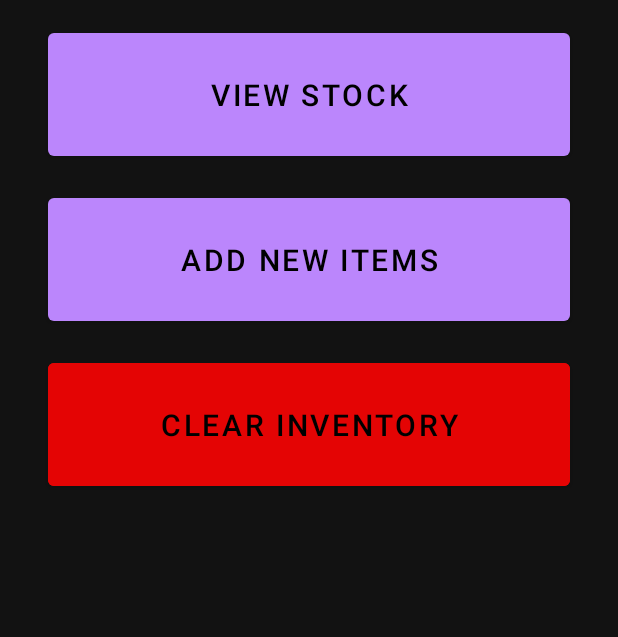
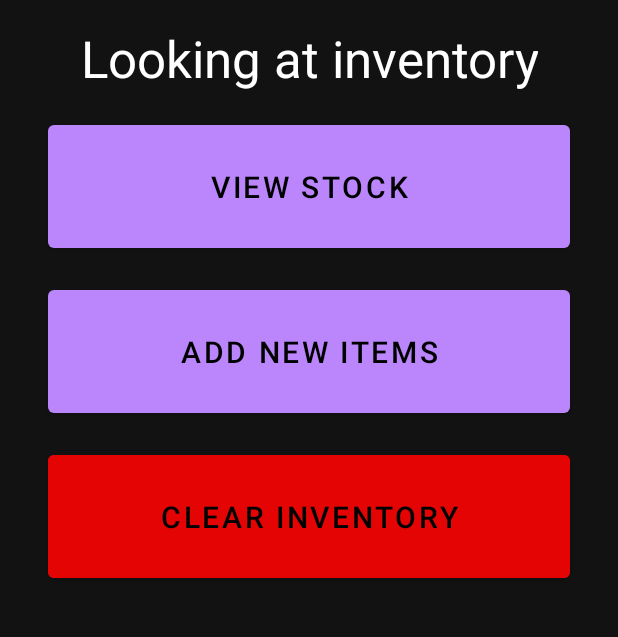
Before and after one commit to kamarabbas99/WareHouse-Inventory-app, an Android app: the layout activity_main_menu.xml on its own in the app's theme, with its tools: preview values and no code run, on a phone screen of 412 x 824 dp, the part 210-847 px from its top. Run offline under Robolectric (Android 15) with nearby library versions, the phone set to English and light mode, and no system bars.

Commit message:
updated inventory clear call and changed some ui text feilds

```diff
--- a/app/src/main/java/presentation/CreateAccountActivity.java
+++ b/app/src/main/java/presentation/CreateAccountActivity.java
@@ -3,6 +3,7 @@ package presentation;
 import androidx.appcompat.app.AppCompatActivity;
 import androidx.fragment.app.DialogFragment;
 
+import android.content.Intent;
 import android.os.Bundle;
 import android.view.View;
 import android.widget.CheckBox;
--- a/app/src/main/java/presentation/MainActivity.java
+++ b/app/src/main/java/presentation/MainActivity.java
@@ -57,7 +57,7 @@ public class MainActivity extends AppCompatActivity {
 
         //If username or password are incorrect
         else {
-           Messages.incorrectLogin(this, "Please try a correct username and password");
+           Messages.incorrectLogin(this, "Please enter a valid username and password");
         }
     }
 
--- a/app/src/main/res/layout/activity_main_menu.xml
+++ b/app/src/main/res/layout/activity_main_menu.xml
@@ -21,6 +21,21 @@
         app:layout_constraintStart_toStartOf="parent"
         app:layout_constraintTop_toTopOf="parent" />
 
+    <TextView
+        android:id="@+id/currentInventory"
+        android:layout_width="wrap_content"
+        android:layout_height="wrap_content"
+        android:layout_marginStart="16dp"
+        android:layout_marginTop="16dp"
+        android:layout_marginEnd="16dp"
+        android:text="Looking at inventory"
+        android:textAlignment="center"
+        android:textColor="?attr/colorOnBackground"
+        android:textSize="34sp"
+        app:layout_constraintEnd_toEndOf="parent"
+        app:layout_constraintStart_toStartOf="parent"
+        app:layout_constraintTop_toBottomOf="@+id/WelcomeText" />
+
     <Button
         android:id="@+id/ItemViewButton"
         android:layout_width="0dp"
@@ -32,8 +47,9 @@
         android:text="@string/itemView_button"
         android:textSize="20sp"
         app:layout_constraintEnd_toEndOf="parent"
+        app:layout_constraintHorizontal_bias="0.0"
         app:layout_constraintStart_toStartOf="parent"
-        app:layout_constraintTop_toBottomOf="@+id/WelcomeText" />
+        app:layout_constraintTop_toBottomOf="@+id/currentInventory" />
 
     <Button
         android:id="@+id/AddItemButton"
```
Also changed, not shown: app/src/main/java/presentation/MainMenuActivity.java (+8 -3 lines).
